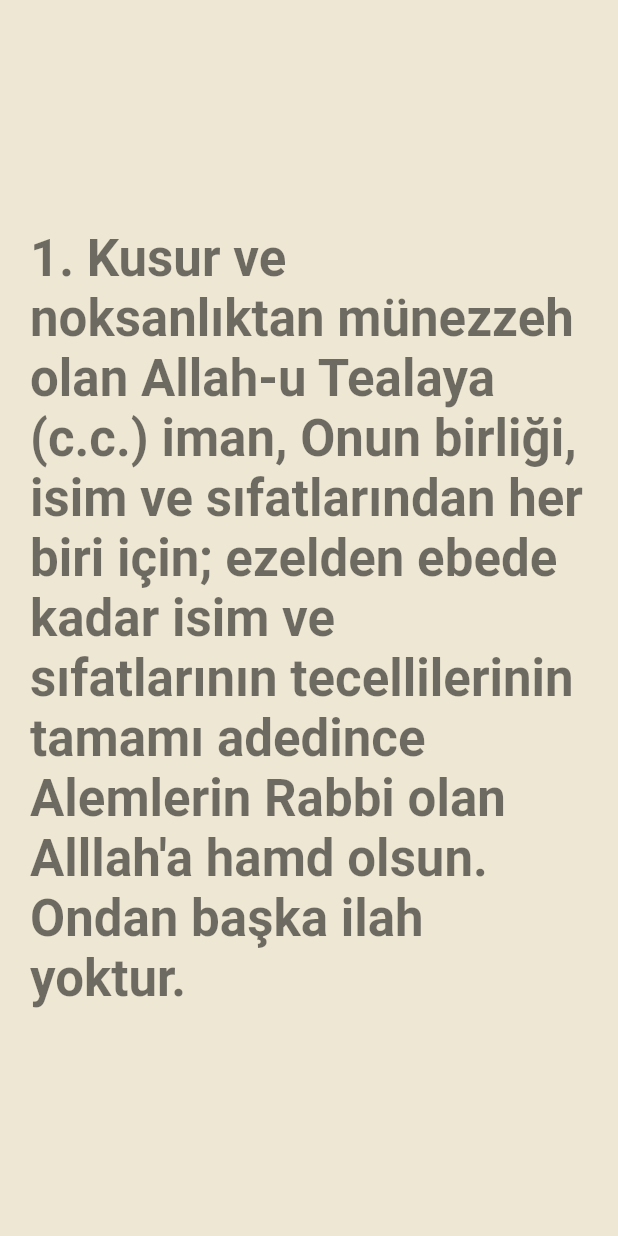
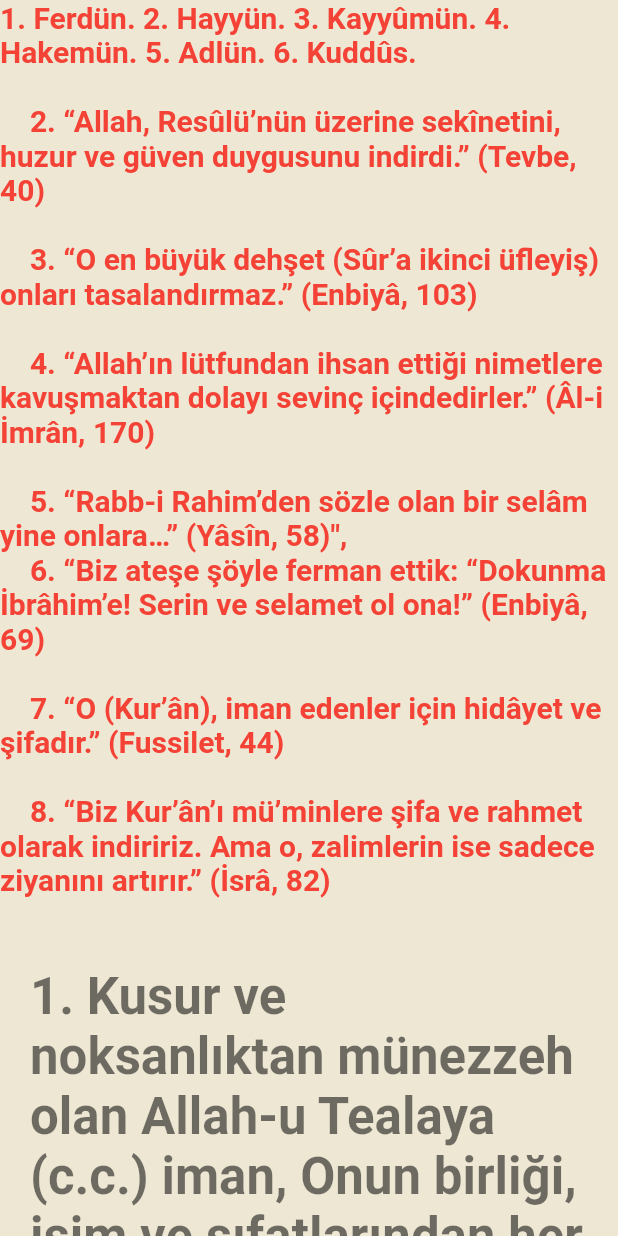
Before and after one commit to yakupbilgen/evradu-ezkar, a Flutter app: the TahmidiyyeTurkish screen opened directly, swiped to page 2, on a phone screen of 412 x 824 dp. Run offline on Flutter 3.47's test engine with Material 2 defaults, Android fonts, the phone set to English and light mode, and no system bars.

Commit message:
tahmidiyye turkish start page constant

```diff
--- a/lib/constant/tahmidiyye/tahmidiyye_constant.dart
+++ b/lib/constant/tahmidiyye/tahmidiyye_constant.dart
@@ -1,6 +1,16 @@
 import 'package:flutter/material.dart';
 
 class TahmidiyyeConstant {
+  static const tahmidiyyeConstantText =
+      """1. Ferdün. 2. Hayyün. 3. Kayyûmün. 4. Hakemün. 5. Adlün. 6. Kuddûs.\n
+    2. “Allah, Resûlü’nün üzerine sekînetini, huzur ve güven duygusunu indirdi.” (Tevbe, 40)\n
+    3. “O en büyük dehşet (Sûr’a ikinci üfleyiş) onları tasalandırmaz.” (Enbiyâ, 103)\n
+    4. “Allah’ın lütfundan ihsan ettiği nimetlere kavuşmaktan dolayı sevinç içindedirler.” (Âl-i İmrân, 170)\n
+    5. “Rabb-i Rahim’den sözle olan bir selâm yine onlara…” (Yâsîn, 58)",
+    6. “Biz ateşe şöyle ferman ettik: “Dokunma İbrâhim’e! Serin ve selamet ol ona!” (Enbiyâ, 69)\n
+    7. “O (Kur’ân), iman edenler için hidâyet ve şifadır.” (Fussilet, 44)\n
+    8. “Biz Kur’ân’ı mü’minlere şifa ve rahmet olarak indiririz. Ama o, zalimlerin ise sadece ziyanını artırır.” (İsrâ, 82)\n\n""";
+
   static const List tahmidiyyeTurkishList = [
     "Allahu Ekber (10 defa)\nBismillahhirrahmanirrahim\nFerdun. Hayyun. Kayyumun. Hakemun. Adlun. Kuddusun.",
     "1. Kusur ve noksanlıktan münezzeh olan Allah-u Tealaya (c.c.) iman, Onun birliği, isim ve sıfatlarından her biri için; ezelden ebede kadar isim ve sıfatlarının tecellilerinin tamamı adedince Alemlerin Rabbi olan Alllah'a hamd olsun. Ondan başka ilah yoktur.",
--- a/lib/screen/tahmidiyye/tahmidiyye_turkish.dart
+++ b/lib/screen/tahmidiyye/tahmidiyye_turkish.dart
@@ -20,7 +20,22 @@ class _TahmidiyyeTurkishState extends State<TahmidiyyeTurkish> {
           physics: const ClampingScrollPhysics(),
           itemCount: TahmidiyyeConstant.tahmidiyyeTurkishList.length,
           itemBuilder: (BuildContext context, int index) {
-            return Center(
+            return Column(
+              children: [
+                (index != 0)
+                    ? Center(
+                        child: Text(
+                          TahmidiyyeConstant.tahmidiyyeConstantText,
+                          style: Theme.of(context)
+                              .textTheme
+                              .headline6
+                              ?.copyWith(
+                                  fontWeight: FontWeight.bold,
+                                  color: Colors.red),
+                        ),
+                      )
+                    : const SizedBox(),
+                Center(
                   child: SingleChildScrollView(
                     child: SizedBox(
                       width: screenSize.width - 40,
@@ -33,6 +48,8 @@ class _TahmidiyyeTurkishState extends State<TahmidiyyeTurkish> {
                       ),
                     ),
                   ),
+                ),
+              ],
             );
           },
         ),
```
Lines whose indentation alone changed are shown as unchanged.
